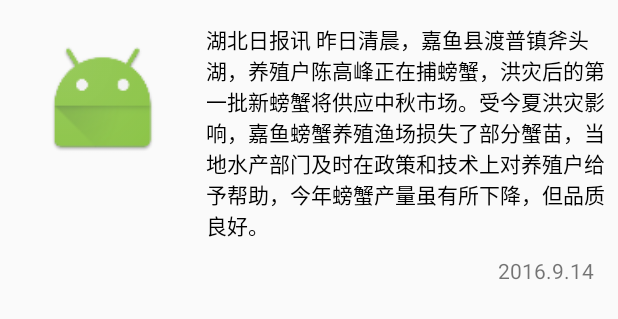
After one commit to ZHDKk/T2_1_Http, an Android app: the layout lv_item.xml on its own in the app's theme, with its tools: preview values and no code run, on a phone screen of 412 x 824 dp. The commit adds this screen. Shown: the top 319 px of the screen. Run offline under Robolectric (Android 15) with nearby library versions, the phone set to English and light mode, and no system bars.

Commit message:
提交新闻item布局

```diff
--- a/app/src/main/res/layout/fg_news.xml
+++ b/app/src/main/res/layout/fg_news.xml
@@ -1,6 +1,11 @@
 <?xml version="1.0" encoding="utf-8"?>
 <LinearLayout xmlns:android="http://schemas.android.com/apk/res/android"
-    android:orientation="vertical" android:layout_width="match_parent"
-    android:layout_height="match_parent">
+    android:layout_width="match_parent"
+    android:layout_height="match_parent"
+    android:orientation="vertical">
 
+    <ListView
+        android:id="@+id/lv"
+        android:layout_width="match_parent"
+        android:layout_height="match_parent" />
 </LinearLayout>
--- /dev/null
+++ b/app/src/main/res/layout/lv_item.xml
@@ -0,0 +1,40 @@
+<?xml version="1.0" encoding="utf-8"?>
+<LinearLayout xmlns:android="http://schemas.android.com/apk/res/android"
+    android:layout_width="match_parent"
+    android:layout_height="match_parent"
+    android:layout_marginTop="@dimen/activity_horizontal_margin"
+    android:orientation="horizontal">
+
+    <LinearLayout
+        android:layout_width="0dp"
+        android:layout_height="100dp"
+        android:layout_weight="1"
+        android:padding="10dp">
+
+        <ImageView
+            android:layout_width="match_parent"
+            android:layout_height="match_parent"
+            android:src="@mipmap/ic_launcher" />
+    </LinearLayout>
+
+    <LinearLayout
+        android:layout_width="0dp"
+        android:layout_height="match_parent"
+        android:layout_weight="2"
+        android:orientation="vertical">
+
+        <TextView
+            android:layout_width="match_parent"
+            android:layout_height="wrap_content"
+            android:text="湖北日报讯 昨日清晨，嘉鱼县渡普镇斧头湖，养殖户陈高峰正在捕螃蟹，洪灾后的第一批新螃蟹将供应中秋市场。受今夏洪灾影响，嘉鱼螃蟹养殖渔场损失了部分蟹苗，当地水产部门及时在政策和技术上对养殖户给予帮助，今年螃蟹产量虽有所下降，但品质良好。"
+            android:textColor="@android:color/black" />
+
+        <TextView
+            android:layout_width="match_parent"
+            android:layout_height="wrap_content"
+            android:layout_marginRight="@dimen/activity_horizontal_margin"
+            android:gravity="bottom|right"
+            android:layout_marginTop="10dp"
+            android:text="2016.9.14" />
+    </LinearLayout>
+</LinearLayout>
```
